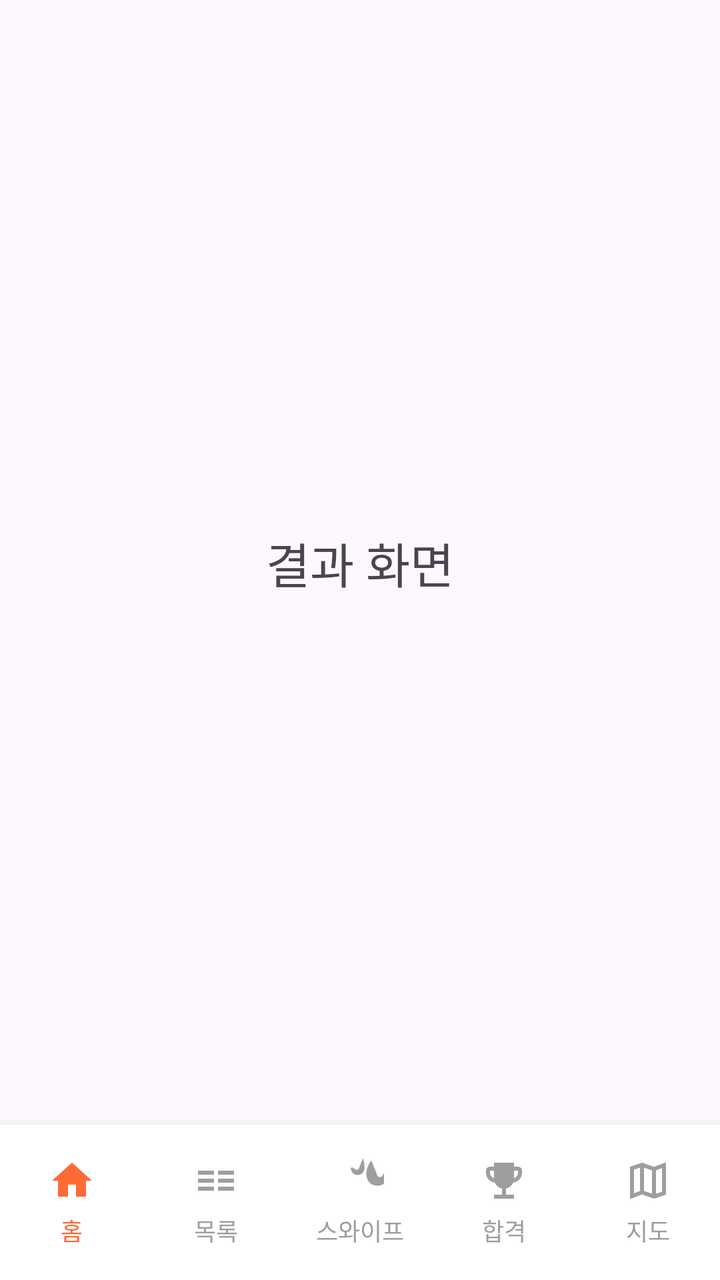
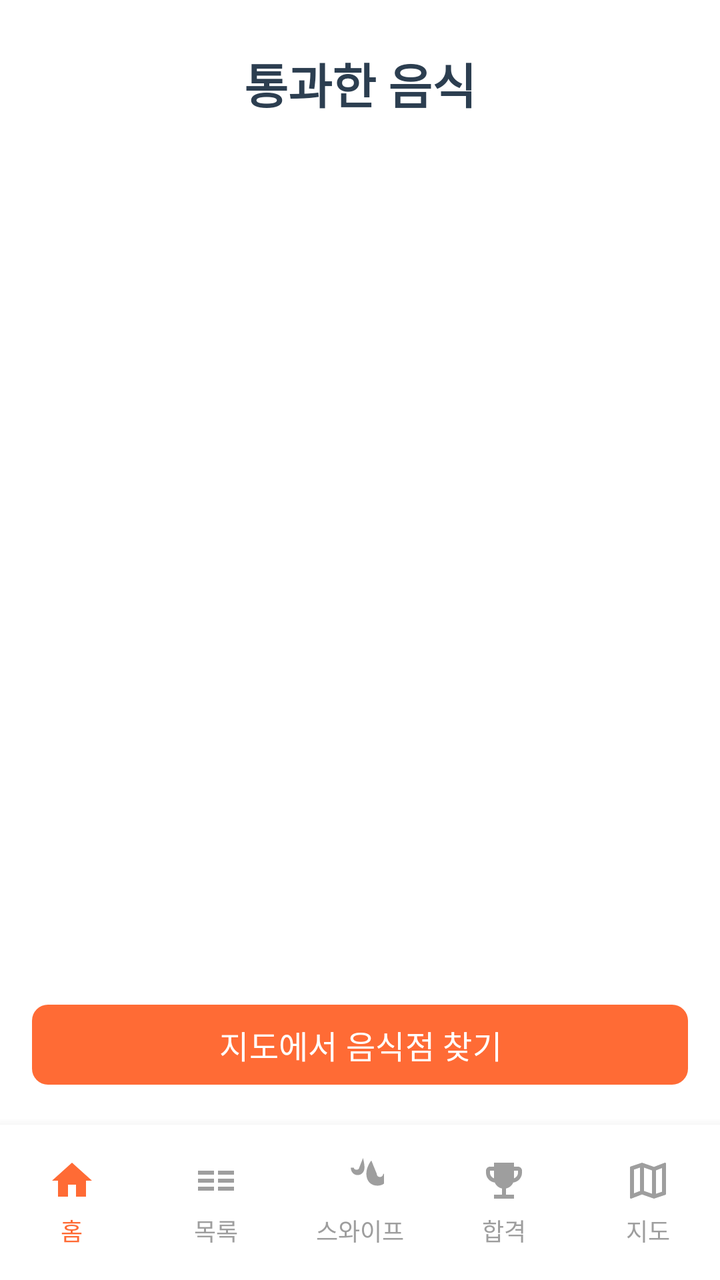

An Android layout rendered at two revisions. The XML below is the earlier revision; the diff shows what the commit changed to produce the second picture.
<!-- AndroidManifest.xml: application theme Theme.Molip_1st -->
<!-- res/layout/activity_result.xml -->
<?xml version="1.0" encoding="utf-8"?>
<androidx.constraintlayout.widget.ConstraintLayout xmlns:android="http://schemas.android.com/apk/res/android"
    xmlns:app="http://schemas.android.com/apk/res-auto"
    xmlns:tools="http://schemas.android.com/tools"
    android:layout_width="match_parent"
    android:layout_height="match_parent"
    tools:context=".ui.ResultActivity">

    <TextView
        android:id="@+id/resultContent"
        android:layout_width="wrap_content"
        android:layout_height="wrap_content"
        android:text="결과 화면"
        android:textSize="24sp"
        app:layout_constraintBottom_toTopOf="@id/bottomNavigation"
        app:layout_constraintEnd_toEndOf="parent"
        app:layout_constraintStart_toStartOf="parent"
        app:layout_constraintTop_toTopOf="parent" />

    
    <include
        android:id="@+id/bottomNavigation"
        layout="@layout/layout_bottom_navigation"
        android:layout_width="0dp"
        android:layout_height="wrap_content"
        app:layout_constraintBottom_toBottomOf="parent"
        app:layout_constraintEnd_toEndOf="parent"
        app:layout_constraintStart_toStartOf="parent" />

</androidx.constraintlayout.widget.ConstraintLayout>
<!-- res/layout/layout_bottom_navigation.xml (included above) -->
<?xml version="1.0" encoding="utf-8"?>
<LinearLayout xmlns:android="http://schemas.android.com/apk/res/android"
    xmlns:app="http://schemas.android.com/apk/res-auto"
    android:id="@+id/bottomNavigation"
    android:layout_width="match_parent"
    android:layout_height="wrap_content"
    android:orientation="horizontal"
    android:background="@color/white"
    android:paddingTop="8dp"
    android:paddingBottom="8dp"
    android:elevation="8dp">

    
    <LinearLayout
        android:id="@+id/navHome"
        android:layout_width="0dp"
        android:layout_height="wrap_content"
        android:layout_weight="1"
        android:orientation="vertical"
        android:gravity="center"
        android:padding="8dp"
        android:clickable="true"
        android:focusable="true"
        android:background="?attr/selectableItemBackground">

        <ImageView
            android:layout_width="24dp"
            android:layout_height="24dp"
            android:src="@drawable/ic_home"
            android:contentDescription="@string/nav_home" />

        <TextView
            android:layout_width="wrap_content"
            android:layout_height="wrap_content"
            android:text="@string/nav_home"
            android:textSize="12sp"
            android:textColor="@color/primary_orange"
            android:layout_marginTop="4dp" />
    </LinearLayout>

    
    <LinearLayout
        android:id="@+id/navList"
        android:layout_width="0dp"
        android:layout_height="wrap_content"
        android:layout_weight="1"
        android:orientation="vertical"
        android:gravity="center"
        android:padding="8dp"
        android:clickable="true"
        android:focusable="true"
        android:background="?attr/selectableItemBackground">

        <ImageView
            android:layout_width="24dp"
            android:layout_height="24dp"
            android:src="@drawable/ic_list"
            android:contentDescription="@string/nav_list" />

        <TextView
            android:layout_width="wrap_content"
            android:layout_height="wrap_content"
            android:text="@string/nav_list"
            android:textSize="12sp"
            android:textColor="@color/navigation_unselected"
            android:layout_marginTop="4dp" />
    </LinearLayout>

    
    <LinearLayout
        android:id="@+id/navSwipe"
        android:layout_width="0dp"
        android:layout_height="wrap_content"
        android:layout_weight="1"
        android:orientation="vertical"
        android:gravity="center"
        android:padding="8dp"
        android:clickable="true"
        android:focusable="true"
        android:background="?attr/selectableItemBackground">

        <ImageView
            android:layout_width="24dp"
            android:layout_height="24dp"
            android:src="@drawable/ic_swipe"
            android:contentDescription="@string/nav_swipe" />

        <TextView
            android:layout_width="wrap_content"
            android:layout_height="wrap_content"
            android:text="@string/nav_swipe"
            android:textSize="12sp"
            android:textColor="@color/navigation_unselected"
            android:layout_marginTop="4dp" />
    </LinearLayout>

    
    <LinearLayout
        android:id="@+id/navAccepted"
        android:layout_width="0dp"
        android:layout_height="wrap_content"
        android:layout_weight="1"
        android:orientation="vertical"
        android:gravity="center"
        android:padding="8dp"
        android:clickable="true"
        android:focusable="true"
        android:background="?attr/selectableItemBackground">

        <ImageView
            android:layout_width="24dp"
            android:layout_height="24dp"
            android:src="@drawable/ic_trophy"
            android:contentDescription="@string/nav_accepted" />

        <TextView
            android:layout_width="wrap_content"
            android:layout_height="wrap_content"
            android:text="@string/nav_accepted"
            android:textSize="12sp"
            android:textColor="@color/navigation_unselected"
            android:layout_marginTop="4dp" />
    </LinearLayout>

    
    <LinearLayout
        android:id="@+id/navMap"
        android:layout_width="0dp"
        android:layout_height="wrap_content"
        android:layout_weight="1"
        android:orientation="vertical"
        android:gravity="center"
        android:padding="8dp"
        android:clickable="true"
        android:focusable="true"
        android:background="?attr/selectableItemBackground">

        <ImageView
            android:layout_width="24dp"
            android:layout_height="24dp"
            android:src="@drawable/ic_map"
            android:contentDescription="@string/nav_map" />

        <TextView
            android:layout_width="wrap_content"
            android:layout_height="wrap_content"
            android:text="@string/nav_map"
            android:textSize="12sp"
            android:textColor="@color/navigation_unselected"
            android:layout_marginTop="4dp" />
    </LinearLayout>
</LinearLayout>
<!-- resources referenced by this layout -->
<resources>
  <color name="navigation_unselected">#9E9E9E</color>
  <color name="primary_orange">#FF6B35</color>
  <color name="white">#FFFFFFFF</color>
  <!-- drawable ic_home (drawable) -->
  <?xml version="1.0" encoding="utf-8"?>
  <vector xmlns:android="http://schemas.android.com/apk/res/android"
      android:width="24dp"
      android:height="24dp"
      android:viewportWidth="24"
      android:viewportHeight="24">
      
      <path
          android:fillColor="@color/primary_orange"
          android:pathData="M10,20V14H14V20H19V12H22L12,3L2,12H5V20H10Z"/>
  </vector>
  <!-- drawable ic_list (drawable) -->
  <?xml version="1.0" encoding="utf-8"?>
  <vector xmlns:android="http://schemas.android.com/apk/res/android"
      android:width="24dp"
      android:height="24dp"
      android:viewportWidth="24"
      android:viewportHeight="24">
      
      <path
          android:fillColor="@color/navigation_unselected"
          android:pathData="M3,13H11V11H3V13ZM3,17H11V15H3V17ZM3,9H11V7H3V9ZM13,13H21V11H13V13ZM13,17H21V15H13V17ZM13,9V7H21V9H13Z"/>
  </vector>
  <!-- drawable ic_map (drawable) -->
  <?xml version="1.0" encoding="utf-8"?>
  <vector xmlns:android="http://schemas.android.com/apk/res/android"
      android:width="24dp"
      android:height="24dp"
      android:viewportWidth="24"
      android:viewportHeight="24">
      
      <path
          android:fillColor="@color/navigation_unselected"
          android:pathData="M20.5,3L20.34,3.03L15,5.1L9,3L3.36,4.9C3.15,4.97 3,5.15 3,5.38V20.5C3,20.78 3.22,21 3.5,21L3.66,20.97L9,18.9L15,21L20.64,19.1C20.85,19.03 21,18.85 21,18.62V3.5C21,3.22 20.78,3 20.5,3M10,5.47L14,6.87V18.53L10,17.13V5.47M5,6.46L8,5.45V17.15L5,18.31V6.46M19,17.54L16,18.55V6.85L19,5.69V17.54Z"/>
  </vector>
  <!-- drawable ic_swipe (drawable) -->
  <?xml version="1.0" encoding="utf-8"?>
  <vector xmlns:android="http://schemas.android.com/apk/res/android"
      android:width="24dp"
      android:height="24dp"
      android:viewportWidth="24"
      android:viewportHeight="24">
      
      <path
          android:fillColor="@color/navigation_unselected"
          android:pathData="M13.5,0.67C13.5,0.67 14.24,3.32 14.24,5.47C14.24,7.53 12.89,9.2 10.83,9.2C8.77,9.2 7.4,7.53 7.4,5.47L7.4,5.47L8.89,5.47C8.89,5.47 8.96,6.54 10.24,6.54C11.52,6.54 11.62,5.47 11.62,5.47L13.5,0.67M17.67,1.91C17.67,1.91 15.17,4.86 15.17,8.55C15.17,12.28 17.47,14.5 20.69,14.5C23.91,14.5 26.23,12.28 26.23,8.55L26.23,8.55L23.57,8.55C23.57,8.55 23.57,10.16 21.97,10.16C20.37,10.16 20.37,8.55 20.37,8.55L17.67,1.91Z"/>
  </vector>
  <!-- drawable ic_trophy (drawable) -->
  <?xml version="1.0" encoding="utf-8"?>
  <vector xmlns:android="http://schemas.android.com/apk/res/android"
      android:width="24dp"
      android:height="24dp"
      android:viewportWidth="24"
      android:viewportHeight="24">
      
      <path
          android:fillColor="@color/navigation_unselected"
          android:pathData="M19,5H17V3H7V5H5C3.9,5 3,5.9 3,7V8C3,10.55 4.92,12.63 7.39,12.94C8.02,14.44 9.37,15.57 11,15.9V19H7V21H17V19H13V15.9C14.63,15.57 15.98,14.44 16.61,12.94C19.08,12.63 21,10.55 21,8V7C21,5.9 20.1,5 19,5M5,8V7H7V10.82C5.84,10.4 5,9.3 5,8M19,8C19,9.3 18.16,10.4 17,10.82V7H19V8Z"/>
  </vector>
  <string name="nav_accepted">합격</string>
  <string name="nav_home">홈</string>
  <string name="nav_list">목록</string>
  <string name="nav_map">지도</string>
  <string name="nav_swipe">스와이프</string>
  <style name="Theme.Molip_1st" parent="Base.Theme.Molip_1st" />
  <style name="Base.Theme.Molip_1st" parent="Theme.Material3.DayNight.NoActionBar">
          
          
      </style>
</resources>

<!-- the commit's change to res/layout/activity_result.xml (unified diff, before → after) -->
@@ -4,18 +4,52 @@
     xmlns:tools="http://schemas.android.com/tools"
     android:layout_width="match_parent"
     android:layout_height="match_parent"
+    android:background="@color/white"
     tools:context=".ui.ResultActivity">
 
+    
     <TextView
-        android:id="@+id/resultContent"
+        android:id="@+id/resultTitleTextView"
         android:layout_width="wrap_content"
         android:layout_height="wrap_content"
-        android:text="결과 화면"
+        android:text="통과한 음식"
         android:textSize="24sp"
+        android:textStyle="bold"
+        android:textColor="@color/text_primary"
+        android:layout_marginTop="24dp"
+        app:layout_constraintTop_toTopOf="parent"
+        app:layout_constraintStart_toStartOf="parent"
+        app:layout_constraintEnd_toEndOf="parent" />
+
+    
+    <androidx.recyclerview.widget.RecyclerView
+        android:id="@+id/passedFoodRecyclerView"
+        android:layout_width="0dp"
+        android:layout_height="0dp"
+        android:layout_marginTop="16dp"
+        android:layout_marginStart="16dp"
+        android:layout_marginEnd="16dp"
+        android:layout_marginBottom="16dp"
+        app:layout_constraintTop_toBottomOf="@id/resultTitleTextView"
+        app:layout_constraintBottom_toTopOf="@id/nextButton"
+        app:layout_constraintStart_toStartOf="parent"
+        app:layout_constraintEnd_toEndOf="parent" />
+
+    
+    <com.google.android.material.button.MaterialButton
+        android:id="@+id/nextButton"
+        android:layout_width="0dp"
+        android:layout_height="wrap_content"
+        android:layout_marginStart="16dp"
+        android:layout_marginEnd="16dp"
+        android:layout_marginBottom="16dp"
+        android:text="지도에서 음식점 찾기"
+        android:textSize="16sp"
+        app:backgroundTint="@color/primary_orange"
+        app:cornerRadius="8dp"
         app:layout_constraintBottom_toTopOf="@id/bottomNavigation"
-        app:layout_constraintEnd_toEndOf="parent"
         app:layout_constraintStart_toStartOf="parent"
-        app:layout_constraintTop_toTopOf="parent" />
+        app:layout_constraintEnd_toEndOf="parent" />
 
     
     <include
<!-- resource entries referenced after the edit -->
@@ -2,6 +2,7 @@
 <resources>
   <color name="navigation_unselected">#9E9E9E</color>
   <color name="primary_orange">#FF6B35</color>
+  <color name="text_primary">#2C3E50</color>
   <color name="white">#FFFFFFFF</color>
   <!-- drawable ic_home (drawable) -->
   <?xml version="1.0" encoding="utf-8"?>
